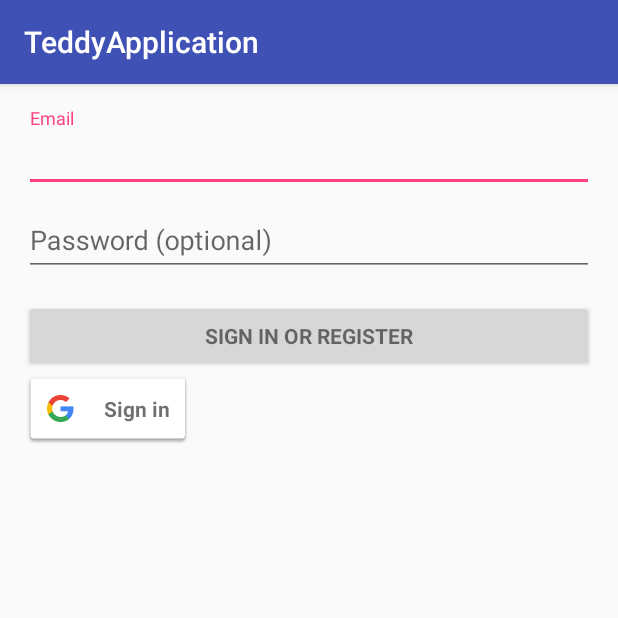
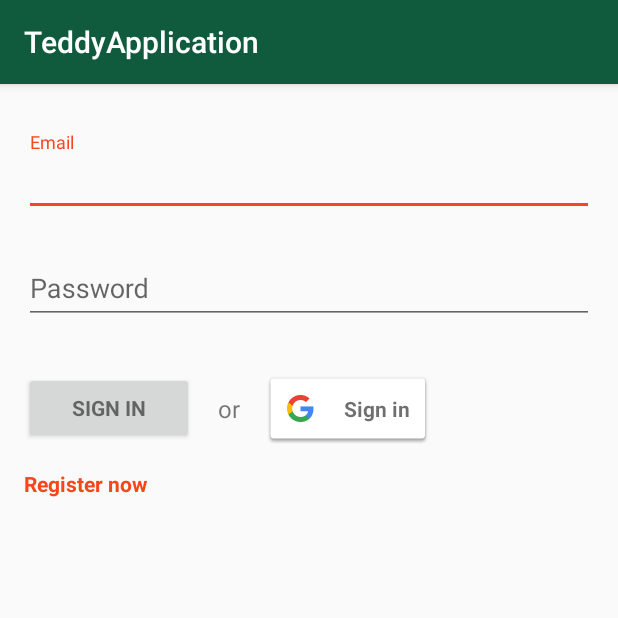
Before and after one commit to MAD14/TeddyApplication, an Android app: the screen it shows after launch (LoginActivity), on a phone screen of 412 x 824 dp, the top half of it. Run offline under Robolectric (Android 15) with nearby library versions, the phone set to English and light mode, and no system bars; our stand-ins replace Firebase (no records; nobody signed in at launch, a user with empty details on screens opened directly); 2 statements that could not run were skipped.

Commit message:
prefirebase interaction

```diff
--- a/app/src/main/java/it/polito/teddyapplication/LoginActivity.java
+++ b/app/src/main/java/it/polito/teddyapplication/LoginActivity.java
@@ -38,7 +38,6 @@ import com.google.android.gms.auth.api.signin.GoogleSignInResult;
 import com.google.android.gms.common.ConnectionResult;
 import com.google.android.gms.common.api.GoogleApiClient;
 import com.google.firebase.auth.FirebaseAuth;
-import com.google.firebase.auth.FirebaseAuthException;
 import com.google.firebase.auth.FirebaseUser;
 
 import java.util.ArrayList;
@@ -111,23 +110,6 @@ public class LoginActivity extends AppCompatActivity implements LoaderCallbacks<
 
 
         //ED
-        mAuth = FirebaseAuth.getInstance();
-        mAuthListener = new FirebaseAuth.AuthStateListener() {
-            @Override
-            public void onAuthStateChanged(@NonNull FirebaseAuth firebaseAuth) {
-                FirebaseUser user = firebaseAuth.getCurrentUser();
-                if (user != null) {
-                    // User is signed in //NON FUNZIONA
-                    Intent intent = new Intent(getApplicationContext(),MainActivity.class);
-                    startActivity(intent);
-                } else {
-                    // User is signed out // NON FUNZIONA
-                    Intent intent = new Intent(getApplicationContext(),LoginActivity.class);
-                    startActivity(intent);
-                }
-            }
-
-        };
 
         // Configure sign-in to request the user's ID, email address, and basic
         // profile. ID and basic profile are included in DEFAULT_SIGN_IN.
@@ -150,18 +132,7 @@ public class LoginActivity extends AppCompatActivity implements LoaderCallbacks<
         //ED
     }
 // ED
-    @Override
-    public void onStart() {
-        super.onStart();
-        mAuth.addAuthStateListener(mAuthListener);
-    }
-    @Override
-    public void onStop() {
-        super.onStop();
-        if (mAuthListener != null) {
-            mAuth.removeAuthStateListener(mAuthListener);
-        }
-    }
+
     // da qui fino alla fine della sezione che ho modificato io è roba che funge presa dal tutorial :)
     private void signIn() {
         Intent signInIntent = Auth.GoogleSignInApi.getSignInIntent(mGoogleApiClient);
--- a/app/src/main/res/layout/activity_login.xml
+++ b/app/src/main/res/layout/activity_login.xml
@@ -32,7 +32,8 @@
 
             <android.support.design.widget.TextInputLayout
                 android:layout_width="match_parent"
-                android:layout_height="wrap_content">
+                android:layout_height="wrap_content"
+                android:paddingTop="16dp">
 
                 <AutoCompleteTextView
                     android:id="@+id/email"
@@ -47,7 +48,8 @@
 
             <android.support.design.widget.TextInputLayout
                 android:layout_width="match_parent"
-                android:layout_height="wrap_content">
+                android:layout_height="wrap_content"
+                android:paddingTop="16dp">
 
                 <EditText
                     android:id="@+id/password"
@@ -55,7 +57,7 @@
                     android:layout_height="wrap_content"
                     android:hint="@string/prompt_password"
                     android:imeActionId="@+id/login"
-                    android:imeActionLabel="@string/action_sign_in_short"
+                    android:imeActionLabel="@string/action_sign_in"
                     android:imeOptions="actionUnspecified"
                     android:inputType="textPassword"
                     android:maxLines="1"
@@ -63,21 +65,62 @@
 
             </android.support.design.widget.TextInputLayout>
 
+            <RelativeLayout
+                android:id="@+id/container_current"
+                android:layout_width="wrap_content"
+                android:layout_height="wrap_content"
+                android:paddingTop="16dp">
+
                 <Button
                     android:id="@+id/email_sign_in_button"
                     style="?android:textAppearanceSmall"
-                android:layout_width="match_parent"
+                    android:layout_width="wrap_content"
                     android:layout_height="wrap_content"
                     android:layout_marginTop="16dp"
+                    android:paddingLeft="32dp"
+                    android:paddingRight="32dp"
                     android:text="@string/action_sign_in"
-                android:textStyle="bold" />
+                    android:textStyle="bold"
+                    />
+
+                <TextView
+                    android:id="@+id/text"
+                    style="?android:textAppearanceSmall"
+                    android:layout_width="wrap_content"
+                    android:layout_height="wrap_content"
+                    android:text="or"
+                    android:textSize="16sp"
+                    android:paddingLeft="16dp"
+                    android:paddingRight="16dp"
+                    android:paddingTop="13dp"
+                    android:layout_toRightOf="@id/email_sign_in_button"
+                    android:layout_alignTop="@id/email_sign_in_button"/>
 
                 <com.google.android.gms.common.SignInButton
                     android:id="@+id/sign_in_button"
                     android:layout_width="wrap_content"
                     android:layout_height="wrap_content"
                     android:clickable="true"
+                    android:onClick="onClick"
+                    android:layout_toRightOf="@id/text"
+                    android:layout_alignTop="@id/email_sign_in_button"/>
+
+                <TextView
+                    android:id="@+id/email_register_button"
+                    style="?android:textAppearanceSmall"
+                    android:layout_width="match_parent"
+                    android:layout_height="wrap_content"
+                    android:layout_marginTop="16dp"
+                    android:text="@string/action_register"
+                    android:textStyle="bold"
+                    android:textColor="@color/colorAccent"
+                    android:layout_below="@id/sign_in_button"
+                    android:clickable="true"
                     android:onClick="onClick"/>
+
+
+            </RelativeLayout>
+
 
         </LinearLayout>
     </ScrollView>
--- a/app/src/main/res/values/colors.xml
+++ b/app/src/main/res/values/colors.xml
@@ -1,6 +1,11 @@
 <?xml version="1.0" encoding="utf-8"?>
 <resources>
-    <color name="colorPrimary">#3F51B5</color>
-    <color name="colorPrimaryDark">#303F9F</color>
-    <color name="colorAccent">#FF4081</color>
+    <color name="colorPrimary">#105b3d</color>
+    <color name="colorPrimaryDark">#2c8136</color>
+    <color name="colorAccent">#f5471b</color>
+    <color name="background">#eff1ef</color>
+    <color name="backgroundDark">#dbdeda</color>
+    <color name="writing">#000000</color>
+    <color name="red">#f90303</color>
+    <color name="green">#2ac119</color>
 </resources>
--- a/app/src/main/res/values/strings.xml
+++ b/app/src/main/res/values/strings.xml
@@ -3,9 +3,9 @@
 
     <!-- Strings related to login -->
     <string name="prompt_email">Email</string>
-    <string name="prompt_password">Password (optional)</string>
-    <string name="action_sign_in">Sign in or register</string>
-    <string name="action_sign_in_short">Sign in</string>
+    <string name="prompt_password">Password</string>
+    <string name="action_sign_in">Sign in</string>
+    <string name="action_register">Register now</string>
     <string name="error_invalid_email">This email address is invalid</string>
     <string name="error_invalid_password">This password is too short</string>
     <string name="error_incorrect_password">This password is incorrect</string>
```
Lines whose indentation alone changed are shown as unchanged.
